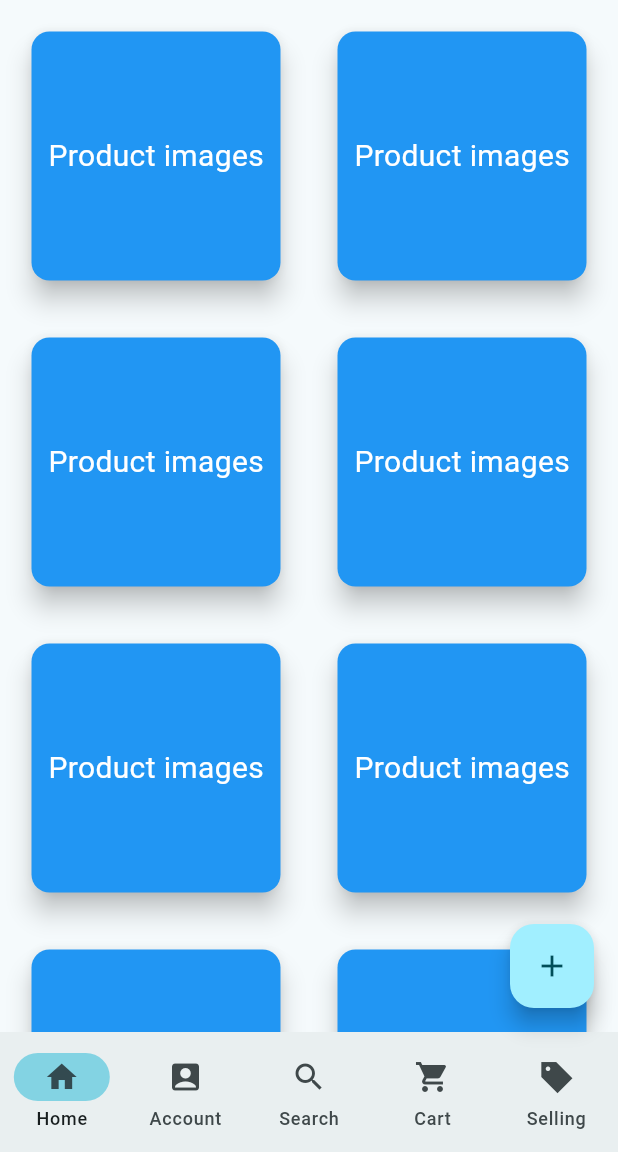
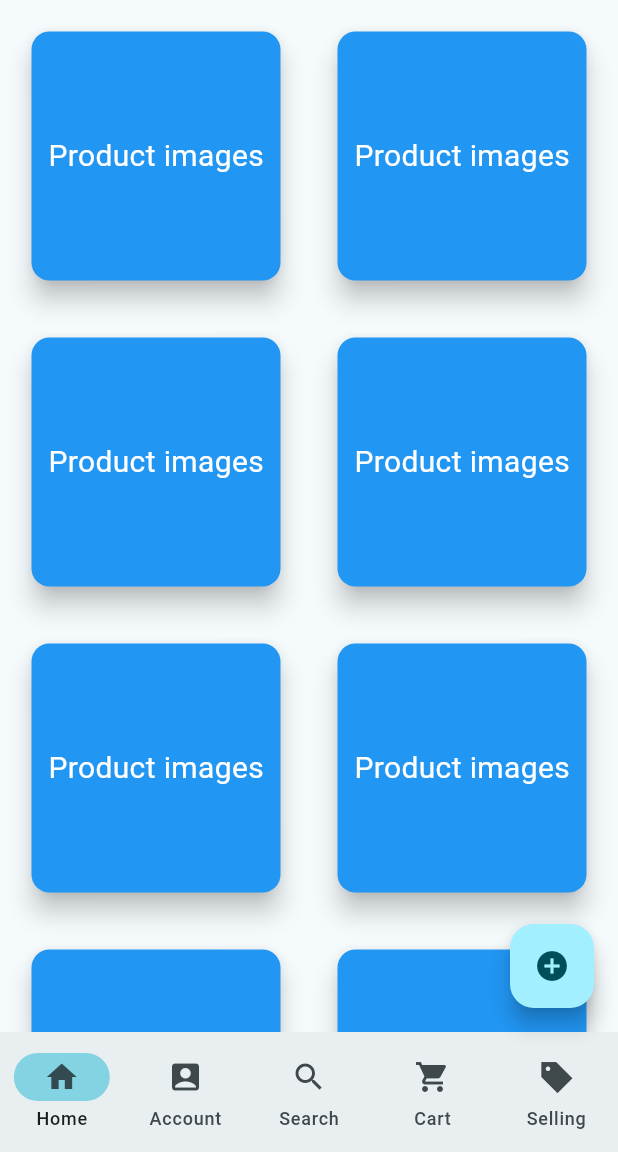
Before and after one commit to J28tejada/Ecommerce-flutter, a Flutter app: the screen it shows after launch, on a phone screen of 412 x 824 dp, the part 84-1236 px from its top. Run offline on Flutter 3.47's test engine with Material 3 defaults, Android fonts, the phone set to English and light mode, and no system bars; Roboto replaces fonts that are missing (Arial rounded MT Bold).

```diff
--- a/lib/main.dart
+++ b/lib/main.dart
@@ -1,4 +1,5 @@
 //import 'package:ecommerce/presentations/screens/home_screen.dart';
+import 'package:ecommerce/presentations/screens/home_screen/add_product.dart';
 import 'package:ecommerce/presentations/screens/home_screen/home_functions_screen.dart';
 import 'package:flutter/material.dart';
 
--- a/lib/presentations/screens/home_screen/home_functions_screen.dart
+++ b/lib/presentations/screens/home_screen/home_functions_screen.dart
@@ -1,3 +1,4 @@
+import 'package:ecommerce/presentations/screens/home_screen/add_product.dart';
 import 'package:flutter/material.dart';
 
 class HomeFunctionsScreen extends StatefulWidget {
@@ -46,13 +47,18 @@ class _HomeFunctionsScreenState extends State<HomeFunctionsScreen> {
         ),
       ),
 
-      floatingActionButton: customButton(icon: Icons.add),
+      floatingActionButton: FloatingActionButton(
+        onPressed: () {
+          Navigator.push(
+            context,
+            MaterialPageRoute(builder: (context) => AddProduct()),
+          );
+        },
+        child: Icon(Icons.add_circle),
+      ),
+
       bottomNavigationBar: NavigationBar(
-        onDestinationSelected: (int index) {
-          setState(() {
-            //indicar accion
-          });
-        },
+        onDestinationSelected: (int index) {},
         indicatorColor: Theme.of(context).colorScheme.inversePrimary,
         //selectedIndex: currentPageIndex,
         destinations: const <Widget>[
@@ -67,23 +73,6 @@ class _HomeFunctionsScreenState extends State<HomeFunctionsScreen> {
           navigation_distination(icon: Icons.sell_sharp, text: 'Selling'),
         ],
       ),
-    );
-  }
-}
-
-class customButton extends StatelessWidget {
-  final IconData icon;
-
-  const customButton({super.key, required this.icon});
-
-  @override
-  Widget build(BuildContext context) {
-    return FloatingActionButton(
-      onPressed: () {
-        null;
-      },
-      tooltip: 'Increment',
-      child: Icon(icon),
     );
   }
 }
```
Also changed, not shown: lib/presentations/screens/home_screen/add_product.dart (added, +21 -0 lines).
